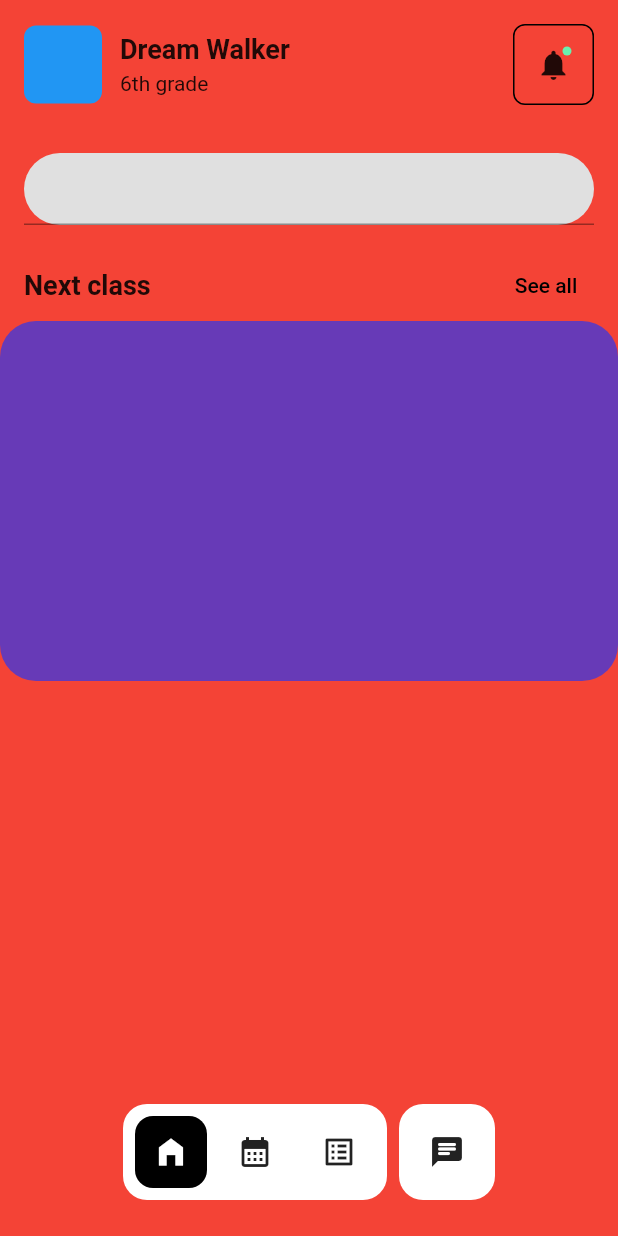
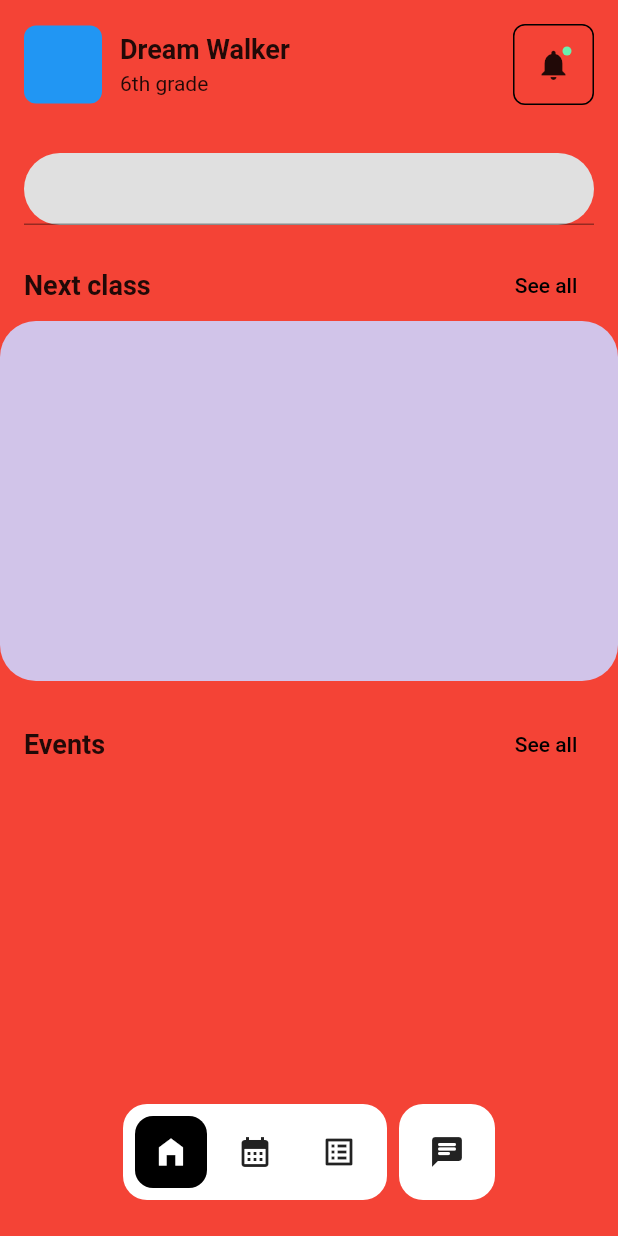
Before and after one commit to JAICHANGPARK/flutter_notebook_chapter_31, a Flutter app: the StudentMainPage screen opened directly, on a phone screen of 412 x 824 dp. Run offline on Flutter 3.47's test engine with Material 2 defaults, Android fonts, the phone set to English and light mode, and no system bars; our stand-ins replace percent_indicator.

Commit message:
Update student_main_page.dart

```diff
--- a/lib/ep1596_student_app/view/student_main_page.dart
+++ b/lib/ep1596_student_app/view/student_main_page.dart
@@ -103,13 +103,46 @@ class _StudentMainPageState extends State<StudentMainPage> {
                           Container(
                             height: 240,
                             decoration: BoxDecoration(
-                            color: Colors.deepPurple,
+                              color: Colors.deepPurple[100],
                               borderRadius: BorderRadius.circular(24),
                             ),
+                          ),
+                          Padding(
+                            padding: EdgeInsets.only(
+                              top: 18,
+                              bottom: 8,
+                              left: 16,
+                              right: 16,
+                            ),
+                            child: Row(
+                              mainAxisAlignment: MainAxisAlignment.spaceBetween,
+                              children: [
+                                Text(
+                                  "Events",
+                                  style: TextStyle(
+                                    fontWeight: FontWeight.bold,
+                                    fontSize: 18,
+                                  ),
+                                ),
+                                TextButton(
+                                  onPressed: () {},
+                                  style: TextButton.styleFrom(
+                                    foregroundColor: Colors.black,
+                                  ),
+                                  child: Text("See all"),
+                                ),
+                              ],
+                            ),
+                          ),
+                          Column(
+                            children: List.generate(10, (index) => Container(
+
+                            )),
                           )
                         ],
                       ),
-                  )),
+                    ),
+                  ),
                 ],
               ),
             ),
```
Lines whose indentation alone changed are shown as unchanged.
